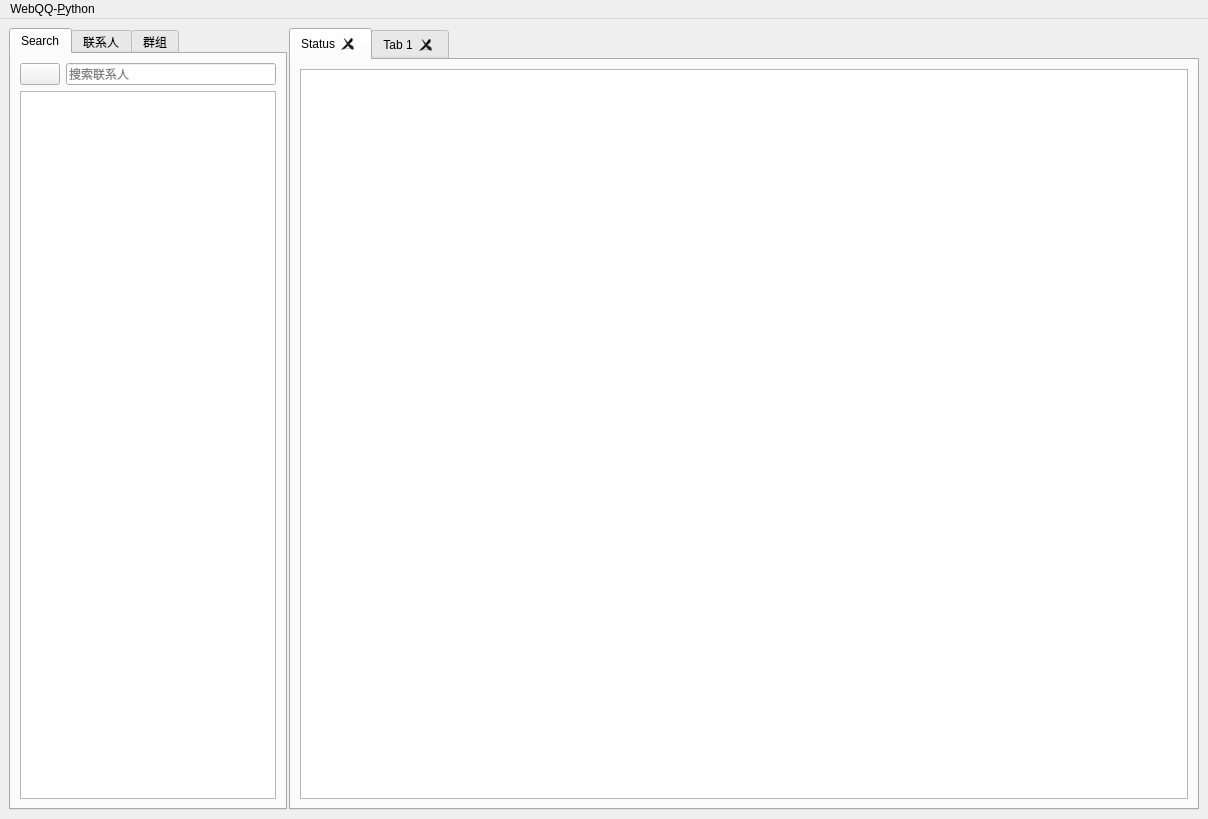
Above: main.ui from xz-dev/cqchat before the change. Below: the same form after it.
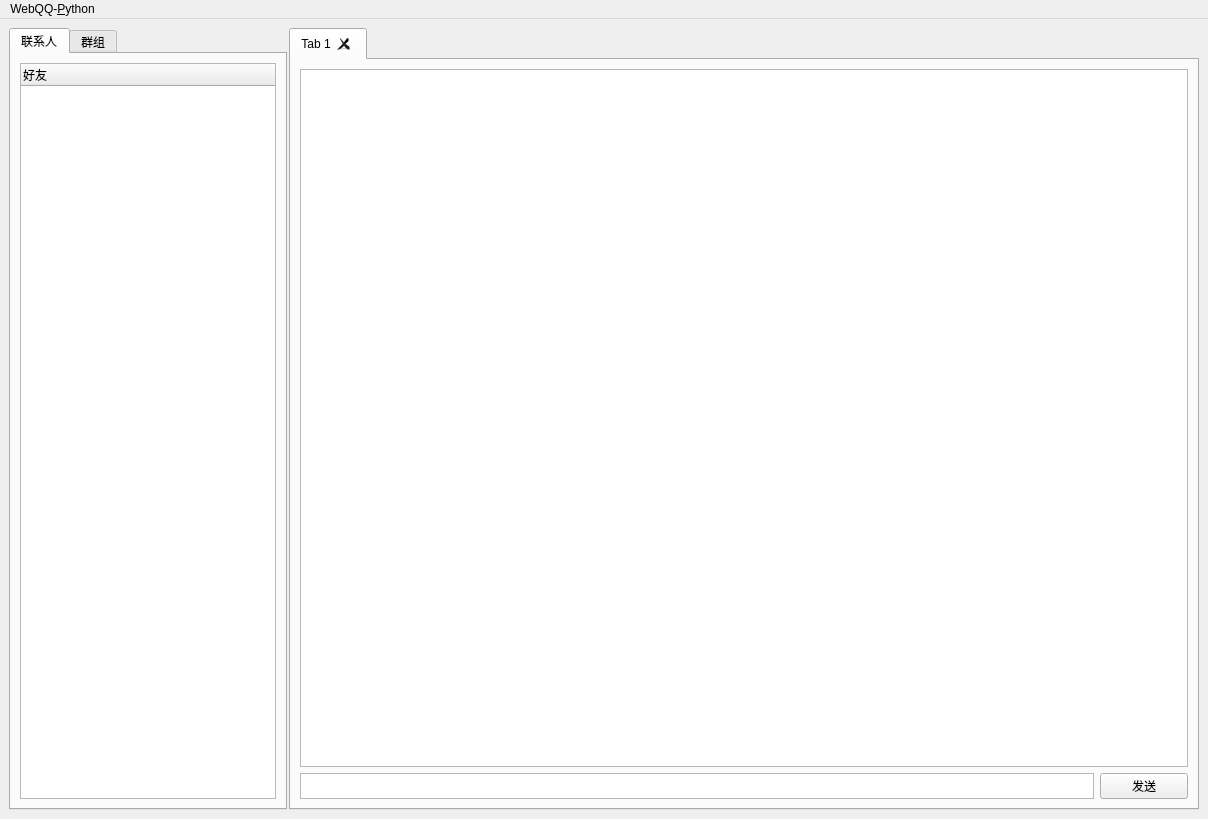
That is the form after the change. The open tabs and pages were chosen to show the change. Icons and pictures are not drawn.

Commit message: The finish version of PyQt

Patch:
```diff
--- a/main.ui
+++ b/main.ui
@@ -20,7 +20,7 @@
   <widget class="QWidget" name="centralwidget">
    <layout class="QGridLayout" name="gridLayout">
     <item row="0" column="0">
-     <layout class="QHBoxLayout" name="horizontalLayout_2" stretch="1,3">
+     <layout class="QHBoxLayout" name="horizontalLayout_2" stretch="0,3">
       <property name="spacing">
        <number>2</number>
       </property>
@@ -47,51 +47,6 @@
         <property name="tabBarAutoHide">
          <bool>false</bool>
         </property>
-        <widget class="QWidget" name="SearchTab">
-         <attribute name="icon">
-          <iconset>
-           <normaloff>icon/search.png</normaloff>icon/search.png</iconset>
-         </attribute>
-         <attribute name="title">
-          <string>Search</string>
-         </attribute>
-         <layout class="QVBoxLayout" name="verticalLayout_3">
-          <item>
-           <layout class="QHBoxLayout" name="horizontalLayout_4" stretch="1,7">
-            <item>
-             <widget class="QPushButton" name="SearchContactButton">
-              <property name="sizePolicy">
-               <sizepolicy hsizetype="Expanding" vsizetype="Fixed">
-                <horstretch>0</horstretch>
-                <verstretch>0</verstretch>
-               </sizepolicy>
-              </property>
-              <property name="text">
-               <string/>
-              </property>
-              <property name="icon">
-               <iconset>
-                <normaloff>icon/search categories.png</normaloff>icon/search categories.png</iconset>
-              </property>
-             </widget>
-            </item>
-            <item>
-             <widget class="QLineEdit" name="SearchContactBar">
-              <property name="placeholderText">
-               <string>搜索联系人</string>
-              </property>
-              <property name="clearButtonEnabled">
-               <bool>true</bool>
-              </property>
-             </widget>
-            </item>
-           </layout>
-          </item>
-          <item>
-           <widget class="QListWidget" name="SearchContactList"/>
-          </item>
-         </layout>
-        </widget>
         <widget class="QWidget" name="friendTab">
          <attribute name="icon">
           <iconset>
@@ -165,16 +120,6 @@
           <property name="tabBarAutoHide">
            <bool>false</bool>
           </property>
-          <widget class="QWidget" name="tab_0">
-           <attribute name="title">
-            <string>Status</string>
-           </attribute>
-           <layout class="QVBoxLayout" name="verticalLayout_5">
-            <item>
-             <widget class="QListWidget" name="StatusList"/>
-            </item>
-           </layout>
-          </widget>
           <widget class="QWidget" name="tab_1">
            <attribute name="title">
             <string>Tab 1</string>
```
Left out of the diff: 4 changed lines with no effect on the pictures. The commit also changes 1 other file.
